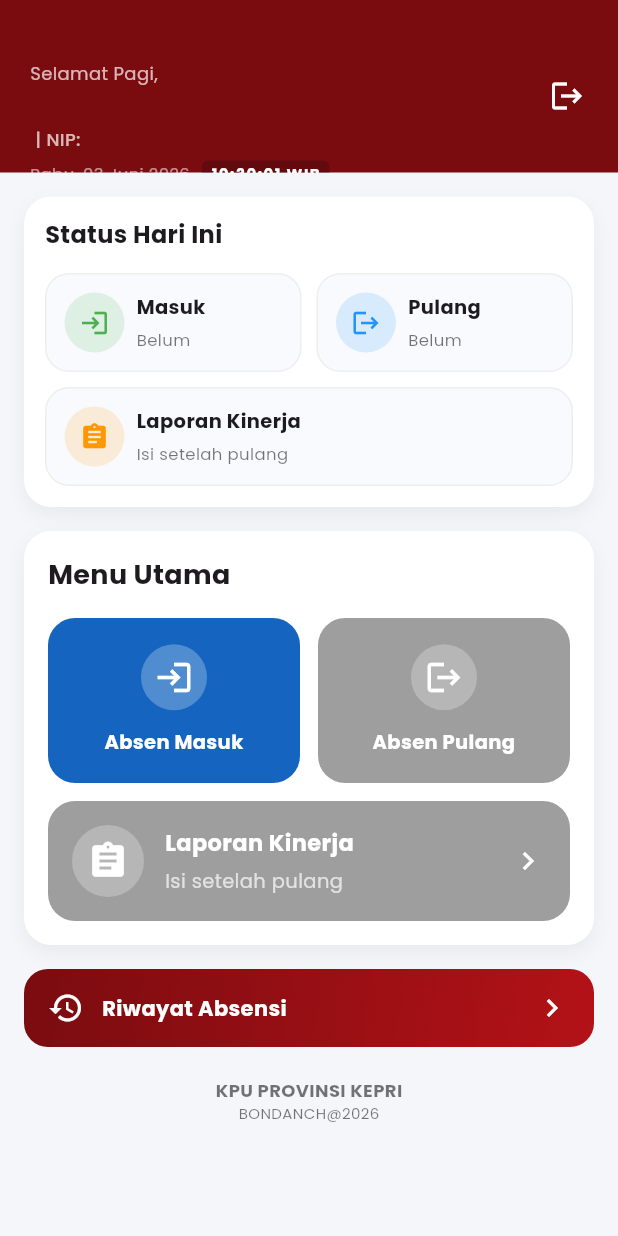
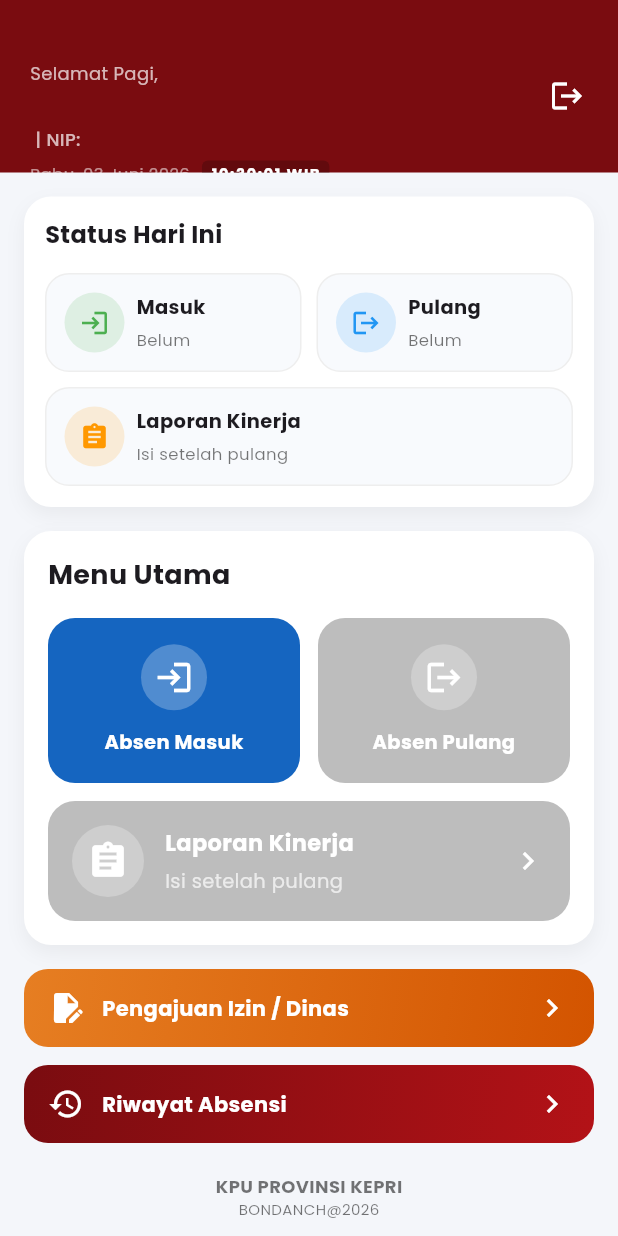
Before and after one commit to bondanchuk/absenkpukepri, a Flutter app: the HomePage screen opened directly with empty values, on a phone screen of 412 x 824 dp. Run offline on Flutter 3.47's test engine with Material 3 defaults, Android fonts, the phone set to English and light mode, and no system bars; our stand-ins replace cloud_firestore, firebase_auth, firebase_core, flutter_image_compress, geolocator, google_fonts and 2 more; accounts and stored records are empty.

Commit message:
Update Cuti/Ijin

```diff
--- a/lib/home_page.dart
+++ b/lib/home_page.dart
@@ -10,6 +10,7 @@ import 'checkin_page.dart';
 import 'checkout_page.dart';
 import 'report_page.dart';
 import 'attendance_history_page.dart';
+import 'pengajuan_page.dart'; // ✅ Import halaman pengajuan baru
 
 class HomePage extends StatefulWidget {
   final String nip;
@@ -137,12 +138,24 @@ class _HomePageState extends State<HomePage> {
           bool sudahPulang = false;
           bool sudahReport = false;
 
+          // ✅ Variabel Status Izin/Sakit/Dinas
+          bool isLeaveDay = false;
+          String leaveStatus = "";
+
           String masukJam = "-";
           String pulangJam = "-";
           String reportStatus = "-";
 
           if (snapshot.hasData && snapshot.data!.exists) {
             final data = snapshot.data!.data() as Map<String, dynamic>;
+
+            // ✅ Cek apakah hari ini ada status pengajuan
+            if (data['status'] != null && data['status'] != 'valid') {
+              isLeaveDay = true;
+              leaveStatus =
+                  data['status']; // "Izin", "Sakit", atau "Perjalanan Dinas"
+            }
+
             if (data["checkInTime"] != null) {
               sudahMasuk = true;
               masukJam = DateFormat(
@@ -165,11 +178,14 @@ class _HomePageState extends State<HomePage> {
           bool isTimeForCheckout = currentHour >= 15;
           bool isTimeForReport = currentHour >= 17;
 
-          if (!sudahPulang) {
+          if (!sudahPulang && !isLeaveDay) {
             sudahReport = false;
             reportStatus = isTimeForReport
                 ? "Bisa diisi (Tanpa pulang)"
                 : "Isi setelah pulang";
+          } else if (isLeaveDay) {
+            // ✅ Jika sedang izin/dinas, tidak wajib laporan kinerja
+            reportStatus = "Tidak wajib (Sedang $leaveStatus)";
           }
 
           return CustomScrollView(
@@ -177,17 +193,12 @@ class _HomePageState extends State<HomePage> {
             slivers: [
               SliverAppBar(
                 pinned: true,
-                expandedHeight: 115, // ✅ Dikecilkan dari 140 menjadi 115
+                expandedHeight: 115, // Header kecil
                 backgroundColor: const Color(0xFF7A0C10),
                 automaticallyImplyLeading: false,
                 flexibleSpace: FlexibleSpaceBar(
                   background: Padding(
-                    padding: const EdgeInsets.fromLTRB(
-                      20,
-                      40,
-                      10,
-                      10,
-                    ), // ✅ Padding atas disesuaikan
+                    padding: const EdgeInsets.fromLTRB(20, 40, 10, 10),
                     child: Row(
                       crossAxisAlignment: CrossAxisAlignment.start,
                       children: [
@@ -205,15 +216,14 @@ class _HomePageState extends State<HomePage> {
                               Text(
                                 widget.name.toUpperCase(),
                                 style: const TextStyle(
-                                  fontSize:
-                                      17, // ✅ Sedikit disesuaikan agar proporsional
+                                  fontSize: 17,
                                   fontWeight: FontWeight.bold,
                                   color: Colors.white,
                                 ),
                                 maxLines: 1,
                                 overflow: TextOverflow.ellipsis,
                               ),
-                              const SizedBox(height: 2), // ✅ Spasi dirapatkan
+                              const SizedBox(height: 2),
                               StreamBuilder<DocumentSnapshot>(
                                 stream: userRef.snapshots(),
                                 builder: (context, userSnap) {
@@ -238,7 +248,7 @@ class _HomePageState extends State<HomePage> {
                                   );
                                 },
                               ),
-                              const SizedBox(height: 6), // ✅ Spasi dirapatkan
+                              const SizedBox(height: 6),
                               Row(
                                 children: [
                                   Text(
@@ -287,6 +297,38 @@ class _HomePageState extends State<HomePage> {
                   padding: const EdgeInsets.fromLTRB(16, 16, 16, 30),
                   child: Column(
                     children: [
+                      // ✅ TAMPILAN BANNER JIKA SEDANG IZIN/DINAS
+                      if (isLeaveDay)
+                        Container(
+                          margin: const EdgeInsets.only(bottom: 16),
+                          padding: const EdgeInsets.all(14),
+                          decoration: BoxDecoration(
+                            color: Colors.orange.shade50,
+                            borderRadius: BorderRadius.circular(16),
+                            border: Border.all(color: Colors.orange.shade200),
+                          ),
+                          child: Row(
+                            children: [
+                              const Icon(
+                                Icons.info_outline,
+                                color: Colors.orange,
+                                size: 28,
+                              ),
+                              const SizedBox(width: 12),
+                              Expanded(
+                                child: Text(
+                                  "Anda tercatat sedang $leaveStatus hari ini. Fitur absensi normal dinonaktifkan sementara.",
+                                  style: TextStyle(
+                                    color: Colors.orange.shade800,
+                                    fontSize: 13,
+                                    fontWeight: FontWeight.w600,
+                                  ),
+                                ),
+                              ),
+                            ],
+                          ),
+                        ),
+
                       _premiumCard(
                         child: Padding(
                           padding: const EdgeInsets.all(14),
@@ -306,9 +348,11 @@ class _HomePageState extends State<HomePage> {
                                   Expanded(
                                     child: _statusTile(
                                       title: "Masuk",
-                                      subtitle: sudahMasuk ? masukJam : "Belum",
+                                      subtitle: isLeaveDay
+                                          ? leaveStatus
+                                          : (sudahMasuk ? masukJam : "Belum"),
                                       icon: Icons.login,
-                                      active: sudahMasuk,
+                                      active: sudahMasuk || isLeaveDay,
                                       color: Colors.green,
                                     ),
                                   ),
@@ -316,11 +360,11 @@ class _HomePageState extends State<HomePage> {
                                   Expanded(
                                     child: _statusTile(
                                       title: "Pulang",
-                                      subtitle: sudahPulang
-                                          ? pulangJam
-                                          : "Belum",
+                                      subtitle: isLeaveDay
+                                          ? leaveStatus
+                                          : (sudahPulang ? pulangJam : "Belum"),
                                       icon: Icons.logout,
-                                      active: sudahPulang,
+                                      active: sudahPulang || isLeaveDay,
                                       color: Colors.blue,
                                     ),
                                   ),
@@ -331,7 +375,7 @@ class _HomePageState extends State<HomePage> {
                                 title: "Laporan Kinerja",
                                 subtitle: reportStatus,
                                 icon: Icons.assignment,
-                                active: sudahReport,
+                                active: sudahReport || isLeaveDay,
                                 color: Colors.orange,
                                 fullWidth: true,
                               ),
@@ -360,7 +404,9 @@ class _HomePageState extends State<HomePage> {
                                     child: PremiumMenuButton(
                                       icon: Icons.login,
                                       label: "Absen Masuk",
-                                      enabled: !sudahMasuk,
+                                      enabled:
+                                          !sudahMasuk &&
+                                          !isLeaveDay, // ✅ Block jika sedang Izin/Dinas
                                       onTap: () {
                                         HapticFeedback.lightImpact();
                                         Navigator.push(
@@ -380,7 +426,8 @@ class _HomePageState extends State<HomePage> {
                                       label: "Absen Pulang",
                                       enabled:
                                           !sudahPulang &&
-                                          (sudahMasuk || isTimeForCheckout),
+                                          (sudahMasuk || isTimeForCheckout) &&
+                                          !isLeaveDay, // ✅ Block jika sedang Izin/Dinas
                                       onTap: () {
                                         HapticFeedback.lightImpact();
                                         Navigator.push(
@@ -399,16 +446,19 @@ class _HomePageState extends State<HomePage> {
                               PremiumMenuButtonWide(
                                 icon: Icons.assignment,
                                 label: "Laporan Kinerja",
-                                subtitle: sudahReport
-                                    ? "Sudah dikirim ✅"
-                                    : (sudahPulang
-                                          ? "Isi laporan hari ini"
-                                          : (isTimeForReport
-                                                ? "Isi sekarang (Lupa pulang)"
-                                                : "Isi setelah pulang")),
+                                subtitle: isLeaveDay
+                                    ? "Otomatis diisi sistem"
+                                    : (sudahReport
+                                          ? "Sudah dikirim ✅"
+                                          : (sudahPulang
+                                                ? "Isi laporan hari ini"
+                                                : (isTimeForReport
+                                                      ? "Isi sekarang (Lupa pulang)"
+                                                      : "Isi setelah pulang"))),
                                 enabled:
                                     !sudahReport &&
-                                    (sudahPulang || isTimeForReport),
+                                    (sudahPulang || isTimeForReport) &&
+                                    !isLeaveDay, // ✅ Block jika sedang Izin/Dinas
                                 onTap: () {
                                   HapticFeedback.lightImpact();
                                   Navigator.push(
@@ -427,9 +477,33 @@ class _HomePageState extends State<HomePage> {
                         ),
                       ),
                       const SizedBox(height: 16),
+
+                      // ✅ TOMBOL BARU UNTUK PENGAJUAN IZIN/DINAS
+                      _menuWideButton(
+                        icon: Icons.edit_document,
+                        label: "Pengajuan Izin / Dinas",
+                        colorStart: const Color(0xFFE67E22),
+                        colorEnd: const Color(0xFFD35400),
+                        onTap: () {
+                          Navigator.push(
+                            context,
+                            MaterialPageRoute(
+                              builder: (_) => PengajuanPage(
+                                nip: widget.nip,
+                                name: widget.name,
+                              ),
+                            ),
+                          );
+                        },
+                      ),
+                      const SizedBox(height: 12),
+
+                      // Tombol Riwayat Absensi Bawaan
                       _menuWideButton(
                         icon: Icons.history,
                         label: "Riwayat Absensi",
+                        colorStart: const Color(0xFF7A0C10),
+                        colorEnd: const Color(0xFFB31217),
                         onTap: () {
                           Navigator.push(
                             context,
@@ -561,7 +635,7 @@ class PremiumMenuButton extends StatelessWidget {
 
   @override
   Widget build(BuildContext context) {
-    final Color bg = enabled ? const Color(0xFF1565C0) : Colors.grey.shade500;
+    final Color bg = enabled ? const Color(0xFF1565C0) : Colors.grey.shade400;
     return Material(
       color: bg,
       borderRadius: BorderRadius.circular(18),
@@ -617,7 +691,7 @@ class PremiumMenuButtonWide extends StatelessWidget {
 
   @override
   Widget build(BuildContext context) {
-    final Color bg = enabled ? const Color(0xFF1565C0) : Colors.grey.shade500;
+    final Color bg = enabled ? const Color(0xFF1565C0) : Colors.grey.shade400;
     return Material(
       color: bg,
       borderRadius: BorderRadius.circular(18),
@@ -670,6 +744,8 @@ Widget _menuWideButton({
   required IconData icon,
   required String label,
   required VoidCallback onTap,
+  required Color colorStart,
+  required Color colorEnd,
 }) {
   return InkWell(
     borderRadius: BorderRadius.circular(16),
@@ -678,8 +754,8 @@ Widget _menuWideButton({
       width: double.infinity,
       padding: const EdgeInsets.symmetric(horizontal: 16, vertical: 14),
       decoration: BoxDecoration(
-        gradient: const LinearGradient(
-          colors: [Color(0xFF7A0C10), Color(0xFFB31217)],
+        gradient: LinearGradient(
+          colors: [colorStart, colorEnd],
           begin: Alignment.topLeft,
           end: Alignment.bottomRight,
         ),
```
Also changed, not shown: lib/pengajuan_page.dart (added, +333 -0 lines).
